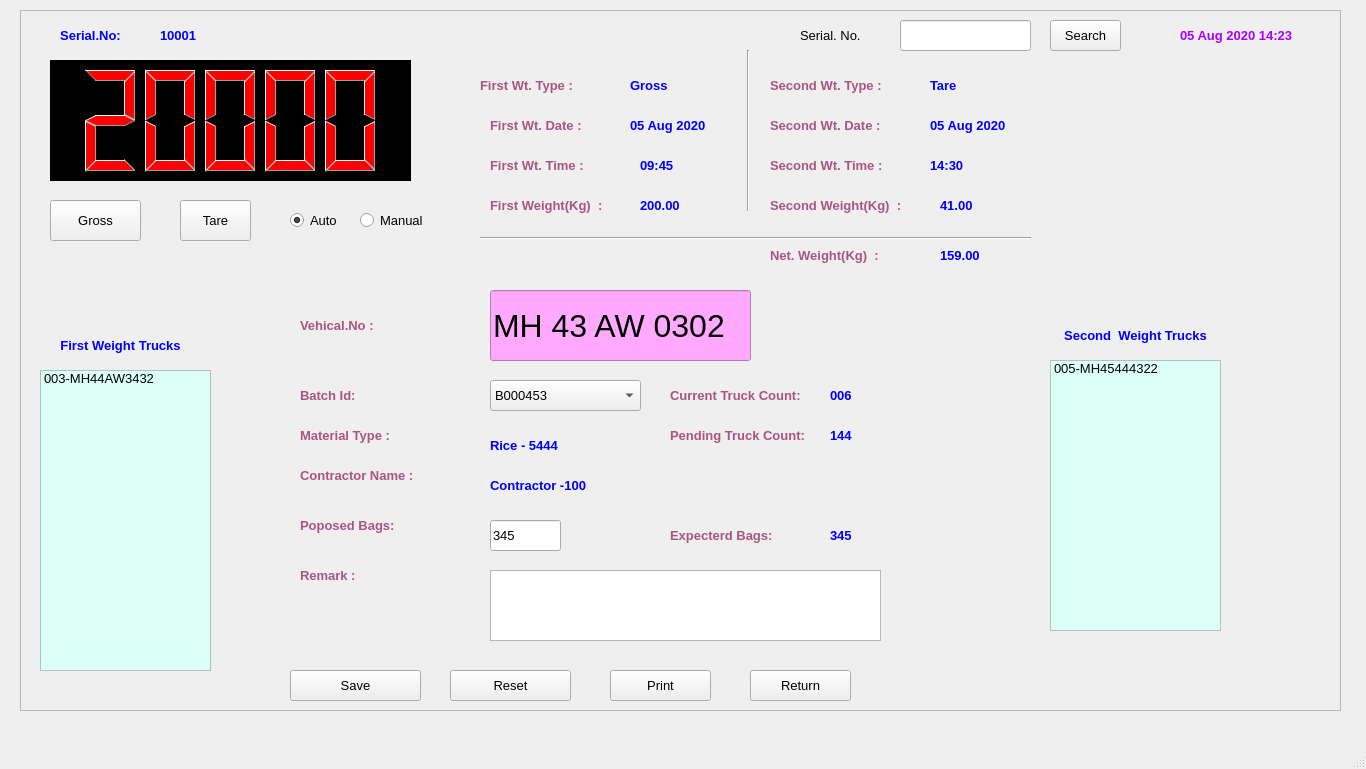
The window that FCI/ui/fci_03_weighing.ui (sanjaymanegit/testRepo) describes before a commit, drawn with Qt 5.
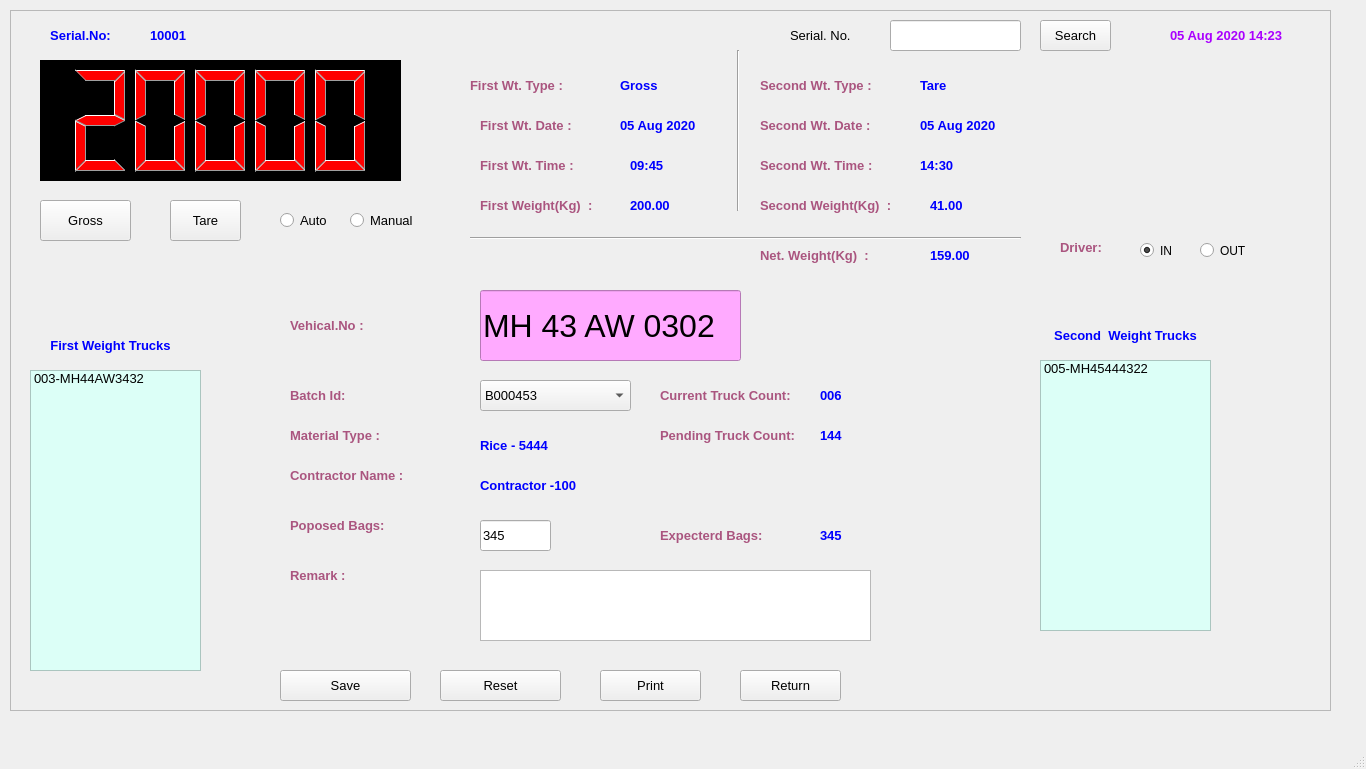
The same window after the commit.

```diff
--- a/FCI/ui/fci_03_weighing.ui
+++ b/FCI/ui/fci_03_weighing.ui
@@ -23,7 +23,7 @@
    <widget class="QFrame" name="frame">
     <property name="geometry">
      <rect>
-      <x>20</x>
+      <x>10</x>
       <y>10</y>
       <width>1321</width>
       <height>701</height>
@@ -338,7 +338,7 @@
       <string>Auto</string>
      </property>
      <property name="checked">
-      <bool>true</bool>
+      <bool>false</bool>
      </property>
     </widget>
     <widget class="QRadioButton" name="radioButton_2">
@@ -1553,6 +1553,63 @@
       <set>Qt::AlignLeading|Qt::AlignLeft|Qt::AlignVCenter</set>
      </property>
     </widget>
+    <widget class="QLabel" name="label_51">
+     <property name="geometry">
+      <rect>
+       <x>1050</x>
+       <y>230</y>
+       <width>61</width>
+       <height>31</height>
+      </rect>
+     </property>
+     <property name="font">
+      <font>
+       <family>MS Sans Serif</family>
+       <pointsize>10</pointsize>
+       <weight>75</weight>
+       <bold>true</bold>
+       <underline>false</underline>
+      </font>
+     </property>
+     <property name="styleSheet">
+      <string notr="true">color: rgb(170, 85, 127);</string>
+     </property>
+     <property name="text">
+      <string>Driver:</string>
+     </property>
+     <property name="alignment">
+      <set>Qt::AlignLeading|Qt::AlignLeft|Qt::AlignTop</set>
+     </property>
+    </widget>
+    <widget class="QRadioButton" name="radioButton_3">
+     <property name="geometry">
+      <rect>
+       <x>1130</x>
+       <y>230</y>
+       <width>41</width>
+       <height>21</height>
+      </rect>
+     </property>
+     <property name="text">
+      <string>IN</string>
+     </property>
+     <property name="checked">
+      <bool>true</bool>
+     </property>
+    </widget>
+    <widget class="QRadioButton" name="radioButton_4">
+     <property name="geometry">
+      <rect>
+       <x>1190</x>
+       <y>230</y>
+       <width>51</width>
+       <height>21</height>
+      </rect>
+     </property>
+     <property name="text">
+      <string>OUT</string>
+     </property>
+    </widget>
    </widget>
   </widget>
   <widget class="QMenuBar" name="menubar">
```
